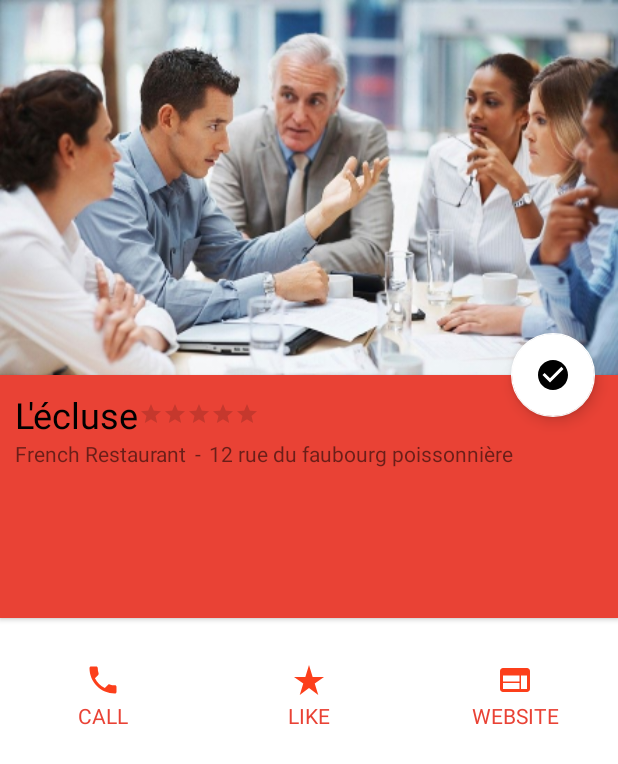
After one commit to topdrivers/smail_omari_1_projet_android_studio_102022, an Android app: the layout activity_details_restaurant.xml on its own in the app's theme, with its tools: preview values and no code run, on a phone screen of 412 x 824 dp. The commit adds this screen. Shown: the top 764 px of the screen. Run offline under Robolectric (Android 15) with nearby library versions, the phone set to English and light mode, and no system bars.

Commit message:
3. Add design details restaurant activity

```diff
--- /dev/null
+++ b/app/src/main/java/com/example/go4lunch/Activities/DetailsRestaurantActivity.java
@@ -0,0 +1,16 @@
+package com.example.go4lunch.Activities;
+
+import androidx.appcompat.app.AppCompatActivity;
+
+import android.os.Bundle;
+
+import com.example.go4lunch.R;
+
+public class DetailsRestaurantActivity extends AppCompatActivity {
+
+    @Override
+    protected void onCreate(Bundle savedInstanceState) {
+        super.onCreate(savedInstanceState);
+        setContentView(R.layout.activity_details_restaurant);
+    }
+}
--- a/app/src/main/java/com/example/go4lunch/Activities/MainActivity.java
+++ b/app/src/main/java/com/example/go4lunch/Activities/MainActivity.java
@@ -27,6 +27,7 @@ import android.os.Bundle;
 import android.os.Handler;
 import android.os.Looper;
 import android.util.Log;
+import android.view.Menu;
 import android.view.MenuItem;
 
 import com.example.go4lunch.Fragments.MapsFragment;
@@ -66,6 +67,8 @@ public class MainActivity extends AppCompatActivity implements NavigationView.On
     private DisposableObserver<RestaurantPlace> disposable;
     final MutableLiveData<Boolean> hasPermissions = new MutableLiveData<>();
 
+    private ActionBarDrawerToggle toggle;
+
 
     @Override
     protected void onCreate(Bundle savedInstanceState) {
@@ -78,7 +81,8 @@ public class MainActivity extends AppCompatActivity implements NavigationView.On
         configureToolBar();
         configureDrawerLayout();
         configureNavigationView();
-        handleClickNavDrawer();
+        //handleClickNavDrawer();
+        setupNavDrawer();
     }
 
 
@@ -91,8 +95,35 @@ public class MainActivity extends AppCompatActivity implements NavigationView.On
         setupAppAccordingToPermissions();
     }
 
+    @Override
+    public boolean onCreateOptionsMenu(Menu menu) {
+
+        getMenuInflater().inflate(R.menu.activity_main_menu_drawer, menu);
+        return true;
+    }
+
+    /**
+     * Navigation drawer setup
+     */
+    private void setupNavDrawer() {
+        /*
+        toggle = new ActionBarDrawerToggle(this, binding.activityMainDrawerLayout, R.string.Open_drawer_menu, R.string.Close_drawer_menu);
+        binding.activityMainDrawerLayout.addDrawerListener(toggle);
+        toggle.syncState();
+
+         */
+        //handleClickNavDrawer();
+    }
+
+    @Override
+    public boolean onOptionsItemSelected(@NonNull MenuItem item) {
+
+        return super.onOptionsItemSelected(item);
+    }
+/*
     @SuppressLint("NonConstantResourceId")
     private void handleClickNavDrawer() {
+        System.out.println("--------------------nav-------------------");
         binding.activityMainNaviationView.setNavigationItemSelectedListener(item -> {
             switch (item.getItemId()) {
                 case R.id.activity_main_your_lunch:
@@ -109,6 +140,10 @@ public class MainActivity extends AppCompatActivity implements NavigationView.On
             return true;
         });
     }
+
+ */
+
+
 
 
 
@@ -152,6 +187,9 @@ public class MainActivity extends AppCompatActivity implements NavigationView.On
             case R.id.activity_main_settings:
                 break;
             case R.id.activity_main_logout:
+                System.out.println("------------------------------");
+                AuthUI.getInstance().signOut(getApplicationContext());
+
                 break;
             default:
                 break;
--- /dev/null
+++ b/app/src/main/res/drawable-v24/ic_baseline_phone_24.xml
@@ -0,0 +1,10 @@
+<vector android:height="24dp"
+    android:tint="#FC3F1B"
+    android:viewportHeight="24"
+    android:viewportWidth="24"
+    android:width="24dp"
+    xmlns:android="http://schemas.android.com/apk/res/android">
+    <path
+        android:fillColor="@android:color/white"
+        android:pathData="M6.62,10.79c1.44,2.83 3.76,5.14 6.59,6.59l2.2,-2.2c0.27,-0.27 0.67,-0.36 1.02,-0.24 1.12,0.37 2.33,0.57 3.57,0.57 0.55,0 1,0.45 1,1V20c0,0.55 -0.45,1 -1,1 -9.39,0 -17,-7.61 -17,-17 0,-0.55 0.45,-1 1,-1h3.5c0.55,0 1,0.45 1,1 0,1.25 0.2,2.45 0.57,3.57 0.11,0.35 0.03,0.74 -0.25,1.02l-2.2,2.2z" />
+</vector>
--- /dev/null
+++ b/app/src/main/res/drawable-v24/ic_baseline_star_rate_24.xml
@@ -0,0 +1,10 @@
+<vector android:height="24dp"
+    android:tint="#FC3F1B"
+    android:viewportHeight="24"
+    android:viewportWidth="24"
+    android:width="24dp"
+    xmlns:android="http://schemas.android.com/apk/res/android">
+    <path
+        android:fillColor="@android:color/white"
+        android:pathData="M14.43,10l-2.43,-8l-2.43,8l-7.57,0l6.18,4.41l-2.35,7.59l6.17,-4.69l6.18,4.69l-2.35,-7.59l6.17,-4.41z" />
+</vector>
--- /dev/null
+++ b/app/src/main/res/drawable-v24/ic_baseline_web_24.xml
@@ -0,0 +1,10 @@
+<vector android:height="24dp"
+    android:tint="#FC3F1B"
+    android:viewportHeight="24"
+    android:viewportWidth="24"
+    android:width="24dp"
+    xmlns:android="http://schemas.android.com/apk/res/android">
+    <path
+        android:fillColor="@android:color/white"
+        android:pathData="M20,4L4,4c-1.1,0 -1.99,0.9 -1.99,2L2,18c0,1.1 0.9,2 2,2h16c1.1,0 2,-0.9 2,-2L22,6c0,-1.1 -0.9,-2 -2,-2zM15,18L4,18v-4h11v4zM15,13L4,13L4,9h11v4zM20,18h-4L16,9h4v9z" />
+</vector>
--- /dev/null
+++ b/app/src/main/res/drawable-xxxhdpi/ic_baseline_check_circle_24.xml
@@ -0,0 +1,10 @@
+<vector android:height="24dp"
+    android:tint="#5CF19E"
+    android:viewportHeight="24"
+    android:viewportWidth="24"
+    android:width="24dp"
+    xmlns:android="http://schemas.android.com/apk/res/android">
+    <path
+        android:fillColor="@android:color/white"
+        android:pathData="M12,2C6.48,2 2,6.48 2,12s4.48,10 10,10 10,-4.48 10,-10S17.52,2 12,2zM10,17l-5,-5 1.41,-1.41L10,14.17l7.59,-7.59L19,8l-9,9z" />
+</vector>
--- /dev/null
+++ b/app/src/main/res/layout/activity_details_restaurant.xml
@@ -0,0 +1,218 @@
+<?xml version="1.0" encoding="utf-8"?>
+<androidx.constraintlayout.widget.ConstraintLayout xmlns:android="http://schemas.android.com/apk/res/android"
+    xmlns:app="http://schemas.android.com/apk/res-auto"
+    xmlns:tools="http://schemas.android.com/tools"
+    android:layout_width="match_parent"
+    android:layout_height="match_parent"
+    android:orientation="vertical"
+    android:id="@+id/details_restaurant_activity"
+    tools:context=".Activities.DetailsRestaurantActivity">
+
+
+
+        <ImageView
+            android:id="@+id/details_fragment_image"
+            android:layout_width="match_parent"
+            android:layout_height="250dp"
+            android:src="@drawable/reunion"
+            android:adjustViewBounds="true"
+            android:scaleType="fitXY"
+            app:layout_constraintStart_toStartOf="parent"
+            app:layout_constraintTop_toTopOf="parent"
+            app:contentDescription="@string/details_restaurant_activity_image"
+            />
+
+
+
+
+
+        <com.google.android.material.floatingactionbutton.FloatingActionButton
+            android:id="@+id/details_fragment_floating_button"
+            android:layout_width="wrap_content"
+            android:layout_height="wrap_content"
+            app:contentDescription="@string/details_restaurant_activity_floating_button"
+            app:layout_constraintTop_toBottomOf="@+id/details_fragment_image"
+            app:layout_constraintRight_toRightOf="parent"
+            app:layout_constraintBottom_toTopOf="@id/details_fragment_cardview_info"
+            android:layout_marginRight="15dp"
+            android:clickable="true"
+            android:src="@drawable/ic_baseline_check_circle_24"
+            app:backgroundTint="@color/white"
+            android:focusable="true"
+            />
+
+
+
+        <androidx.cardview.widget.CardView
+            android:id="@+id/details_fragment_cardview_info"
+            android:layout_width="match_parent"
+            android:layout_height="0dp"
+            app:cardCornerRadius="0dp"
+            android:orientation="vertical"
+            app:cardBackgroundColor="@color/google_red"
+            app:layout_constraintTop_toBottomOf="@+id/details_fragment_image"
+            app:layout_constraintStart_toStartOf="parent"
+            app:layout_constraintBottom_toTopOf="@+id/guideline7"
+
+            >
+
+            <LinearLayout
+                android:layout_width="match_parent"
+                android:layout_height="wrap_content"
+                android:orientation="vertical"
+                >
+
+            <LinearLayout
+                android:layout_width="match_parent"
+                android:layout_height="wrap_content"
+                android:orientation="horizontal"
+                android:layout_marginStart="10dp"
+                android:layout_marginTop="10dp"
+                >
+
+                <TextView
+                    android:id="@+id/details_restaurant_name"
+                    android:layout_width="wrap_content"
+                    android:layout_height="wrap_content"
+                    android:text="@string/activity_details_restaurant_name"
+                    android:textSize="24sp"
+                    android:textColor="@android:color/black"
+                    />
+
+                <RatingBar
+                    style="@style/Widget.AppCompat.RatingBar.Small"
+                    android:layout_width="wrap_content"
+                    android:layout_height="wrap_content"
+                    android:layout_gravity="center_vertical" />
+
+            </LinearLayout>
+
+                <LinearLayout
+                    android:layout_width="wrap_content"
+                    android:layout_height="wrap_content"
+                    android:orientation="horizontal"
+                    android:layout_marginStart="10dp"
+                    >
+
+                    <TextView
+                        android:layout_width="wrap_content"
+                        android:layout_height="wrap_content"
+                        android:text="@string/restaurant_type"
+                        />
+
+                    <TextView
+                        android:layout_width="wrap_content"
+                        android:layout_height="wrap_content"
+                        android:text="@string/restaurant_tiret"
+                        android:layout_marginLeft="5dp"
+                        />
+
+                    <TextView
+                        android:layout_width="wrap_content"
+                        android:layout_height="wrap_content"
+                        android:text="@string/restaurant_address"
+                        android:layout_marginLeft="5dp"
+                        />
+
+                </LinearLayout>
+
+
+            </LinearLayout>
+
+
+        </androidx.cardview.widget.CardView>
+
+
+    <androidx.constraintlayout.widget.Guideline
+        android:id="@+id/guideline5"
+        android:layout_width="wrap_content"
+        android:layout_height="wrap_content"
+        android:orientation="horizontal"
+        app:layout_constraintGuide_percent="0.60" />
+
+    <androidx.constraintlayout.widget.Guideline
+        android:id="@+id/guideline7"
+        android:layout_width="wrap_content"
+        android:layout_height="wrap_content"
+        android:orientation="horizontal"
+        app:layout_constraintGuide_percent="0.50" />
+
+    <ImageButton
+        android:id="@+id/ibCallDetail"
+        android:layout_width="0dp"
+        android:layout_height="0dp"
+        android:backgroundTint="#00FFFFFF"
+        android:contentDescription="@string/button_to_call_the_restaurant"
+        app:layout_constraintBottom_toTopOf="@+id/guideline5"
+        app:layout_constraintEnd_toStartOf="@+id/ibLikeDetail"
+        app:layout_constraintStart_toStartOf="parent"
+        app:layout_constraintTop_toTopOf="@+id/guideline7"
+        app:srcCompat="@drawable/ic_baseline_phone_24" />
+
+    <ImageButton
+        android:id="@+id/ibLikeDetail"
+        android:layout_width="0dp"
+        android:layout_height="0dp"
+        android:backgroundTint="#00FFFFFF"
+        android:contentDescription="@string/button_to_add_the_restaurant_to_the_favourite"
+        app:layout_constraintBottom_toTopOf="@+id/guideline5"
+        app:layout_constraintEnd_toStartOf="@+id/ibWebSiteDetails"
+        app:layout_constraintStart_toEndOf="@+id/ibCallDetail"
+        app:layout_constraintTop_toTopOf="@+id/guideline7"
+        app:srcCompat="@drawable/ic_baseline_star_rate_24" />
+
+    <ImageButton
+        android:id="@+id/ibWebSiteDetails"
+        android:layout_width="0dp"
+        android:layout_height="0dp"
+        android:backgroundTint="#00FFFFFF"
+        android:contentDescription="@string/button_to_visit_the_website_of_the_restaurant"
+        app:layout_constraintBottom_toTopOf="@+id/guideline5"
+        app:layout_constraintEnd_toEndOf="parent"
+        app:layout_constraintStart_toEndOf="@+id/ibLikeDetail"
+        app:layout_constraintTop_toTopOf="@+id/guideline7"
+        app:srcCompat="@drawable/ic_baseline_web_24" />
+
+    <TextView
+        android:id="@+id/tvCallDetails"
+        android:layout_width="wrap_content"
+        android:layout_height="wrap_content"
+        android:layout_marginBottom="8dp"
+        android:text="@string/call"
+        android:textColor="@color/google_red"
+        app:layout_constraintBottom_toTopOf="@+id/guideline5"
+        app:layout_constraintEnd_toEndOf="@+id/ibCallDetail"
+        app:layout_constraintStart_toStartOf="@+id/ibCallDetail" />
+
+    <TextView
+        android:id="@+id/tvLLikeDetails"
+        android:layout_width="wrap_content"
+        android:layout_height="wrap_content"
+        android:layout_marginBottom="8dp"
+        android:text="@string/like"
+        android:textColor="@color/google_red"
+        app:layout_constraintBottom_toTopOf="@+id/guideline5"
+        app:layout_constraintEnd_toEndOf="@+id/ibLikeDetail"
+        app:layout_constraintStart_toEndOf="@+id/ibCallDetail" />
+
+    <TextView
+        android:id="@+id/tvWebsiteDetails"
+        android:layout_width="wrap_content"
+        android:layout_height="wrap_content"
+        android:layout_marginBottom="8dp"
+        android:text="@string/website"
+        android:textColor="@color/google_red"
+        app:layout_constraintBottom_toTopOf="@+id/guideline5"
+        app:layout_constraintEnd_toEndOf="@+id/ibWebSiteDetails"
+        app:layout_constraintStart_toEndOf="@+id/ibLikeDetail" />
+
+<androidx.recyclerview.widget.RecyclerView
+    android:layout_width="match_parent"
+    android:layout_height="0dp"
+    android:id="@+id/details_restaurant_activity_recycler_view"
+    app:layout_constraintTop_toBottomOf="@+id/guideline5"
+    app:layout_constraintBottom_toBottomOf="parent"
+    />
+
+
+</androidx.constraintlayout.widget.ConstraintLayout>
--- a/app/src/main/res/values/colors.xml
+++ b/app/src/main/res/values/colors.xml
@@ -11,6 +11,7 @@
     <!--color used in the application-->
     <color name="coral">#fc7540</color>
     <color name="firebrick">#b50504</color>
-    <color name="orangeRed">#fc3f1b</color>
+    <color name="orange_red">#fc3f1b</color>
+    <color name="google_red">#e94235</color>
 
 </resources>
--- a/app/src/main/res/values/dimens.xml
+++ b/app/src/main/res/values/dimens.xml
@@ -5,4 +5,5 @@
     <dimen name="margin_image_profile">10dp</dimen>
     <dimen name="marign_end_image_profile">5dp</dimen>
     <dimen name="margin_text_view_name">5dp</dimen>
+    <dimen name="text_margin">10dp</dimen>
 </resources>
--- a/app/src/main/res/values/strings.xml
+++ b/app/src/main/res/values/strings.xml
@@ -13,5 +13,19 @@
     <string name="error_no_internet">erreur pas de réseau internet</string>
     <string name="error_unknown_error">erreur inconnue</string>
     <string name="permission_rationale_location">This app needs location permission to function properly</string>
+    <string name="Open_drawer_menu">Ouvrir menu</string>
+    <string name="Close_drawer_menu">Fermer le menu</string>
+    <string name="details_restaurant_activity_image">content description image</string>
+    <string name="details_restaurant_activity_floating_button">content description floating action button</string>
+    <string name="activity_details_restaurant_name">L\'écluse</string>
+    <string name="restaurant_type">French Restaurant</string>
+    <string name="restaurant_address">12 rue du faubourg poissonnière</string>
+    <string name="button_to_call_the_restaurant">Appel restaurant par téléphone</string>
+    <string name="button_to_add_the_restaurant_to_the_favourite">Bouton j\'aime</string>
+    <string name="button_to_visit_the_website_of_the_restaurant">bouton lien vers site web</string>
+    <string name="call">CALL</string>
+    <string name="like">LIKE</string>
+    <string name="website">WEBSITE</string>
+    <string name="restaurant_tiret">-</string>
 
 </resources>
```
Also changed, not shown: app/src/main/AndroidManifest.xml (+7 -11 lines).
